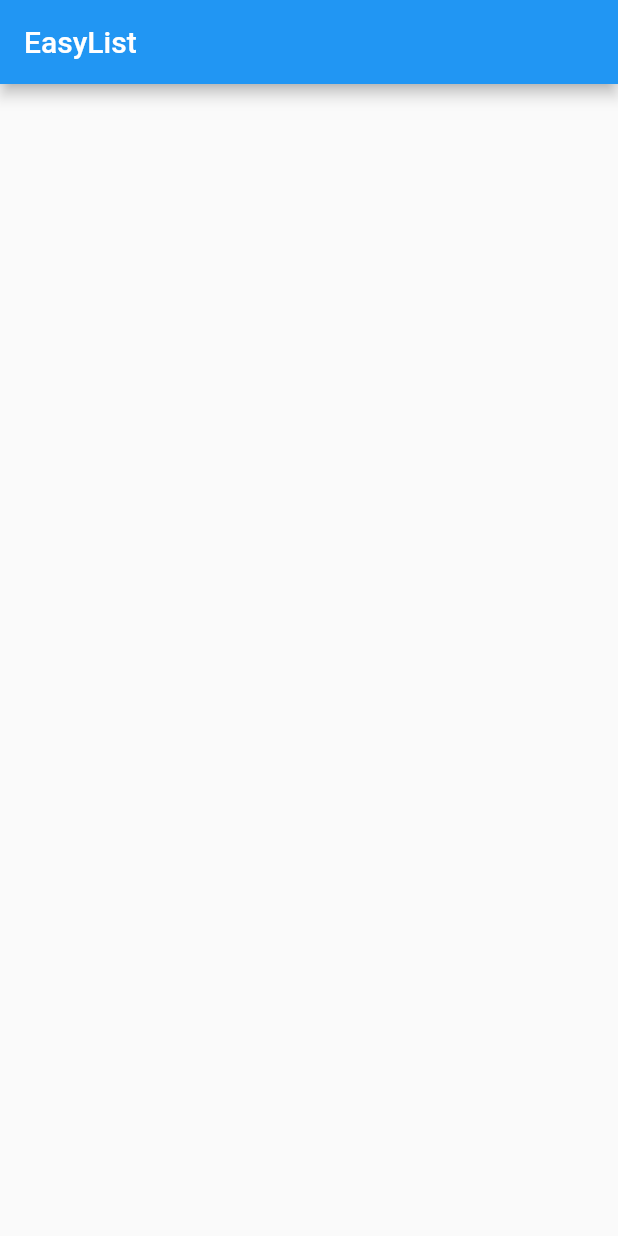
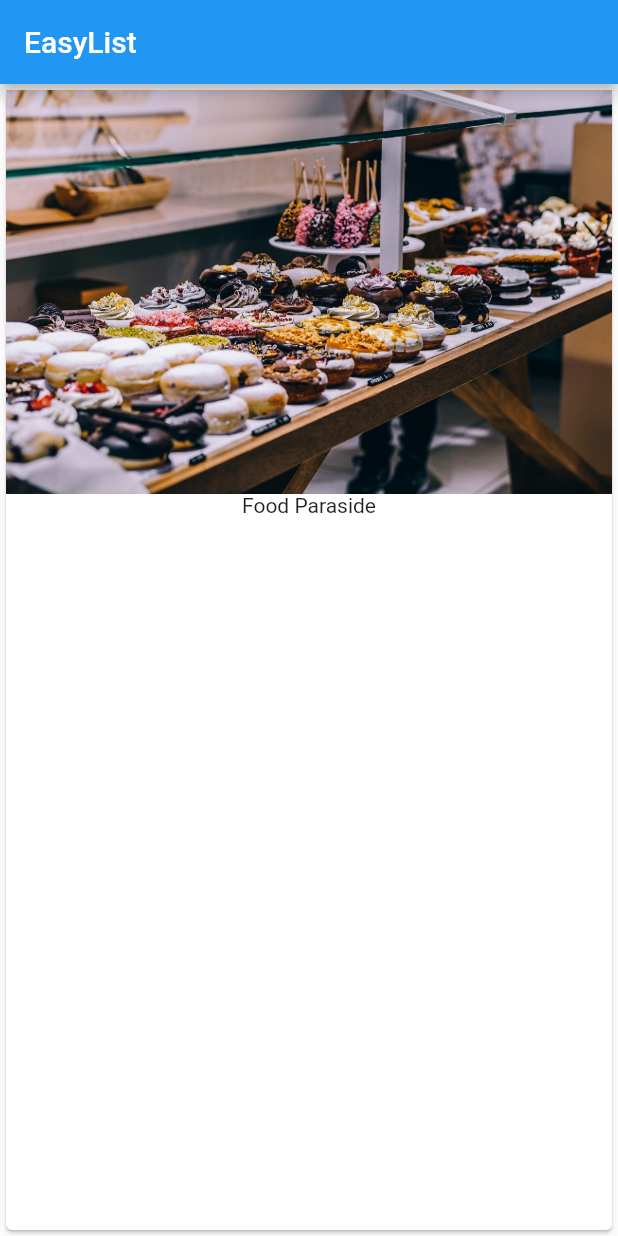
Before and after one commit to razwanizmi/easy_list, a Flutter app: the screen it shows after launch, on a phone screen of 412 x 824 dp. Run offline on Flutter 3.47's test engine with Material 2 defaults, Android fonts, the phone set to English and light mode, and no system bars.

Commit message:
Add card and image

```diff
--- a/lib/main.dart
+++ b/lib/main.dart
@@ -10,6 +10,14 @@ class MyApp extends StatelessWidget {
         appBar: AppBar(
           title: Text('EasyList'),
         ),
+        body: Card(
+          child: Column(
+            children: <Widget>[
+              Image.asset('assets/food.jpg'),
+              Text('Food Paraside'),
+            ],
+          ),
+        ),
       ),
     );
   }
```
Also changed, not shown: pubspec.yaml (+2 -6 lines), assets/food.jpg (added).
